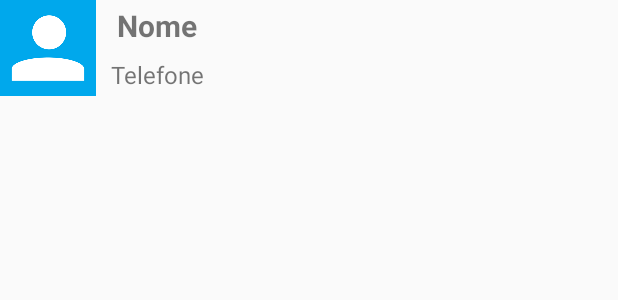
After one commit to andrekeiroz/Agenda_Alura, an Android app: the layout list_item.xml on its own in the app's theme, with its tools: preview values and no code run, on a phone screen of 412 x 824 dp. The commit adds this screen. Shown: the top 300 px of the screen. Run offline under Robolectric (Android 15) with nearby library versions, the phone set to English and light mode, and no system bars.

Commit message:
Modificando o layout da lista

```diff
--- /dev/null
+++ b/app/src/main/res/layout/list_item.xml
@@ -0,0 +1,40 @@
+<?xml version="1.0" encoding="utf-8"?>
+<LinearLayout xmlns:android="http://schemas.android.com/apk/res/android"
+    android:orientation="horizontal"
+    android:layout_width="match_parent"
+    android:layout_height="wrap_content">
+
+    <ImageView
+        android:layout_width="64dp"
+        android:layout_height="64dp"
+        android:src="@drawable/person"
+        android:id="@+id/item_foto"/>
+
+    <LinearLayout
+        android:layout_width="wrap_content"
+        android:layout_height="match_parent"
+        android:orientation="vertical"
+        android:gravity="center">
+
+        <TextView
+            android:layout_width="wrap_content"
+            android:layout_height="wrap_content"
+            android:id="@+id/item_nome"
+            android:text="Nome"
+            android:textSize="20sp"
+            android:textStyle="bold"
+            android:paddingLeft="10dp"/>
+
+        <TextView
+            android:layout_width="wrap_content"
+            android:layout_height="wrap_content"
+            android:id="@+id/item_telefone"
+            android:text="Telefone"
+            android:textSize="16sp"
+            android:paddingLeft="10dp"
+            android:paddingTop="8dp"/>
+
+
+    </LinearLayout>
+
+</LinearLayout>
```
Also changed, not shown: app/src/main/java/br/com/alura/agenda/FormularioActivity.java (+5 -9 lines), app/src/main/java/br/com/alura/agenda/FormularioHelper.java (+18 -0 lines), app/src/main/java/br/com/alura/agenda/dao/AlunoDAO.java (+11 -6 lines), app/src/main/java/br/com/alura/agenda/modelo/Aluno.java (+10 -0 lines).
